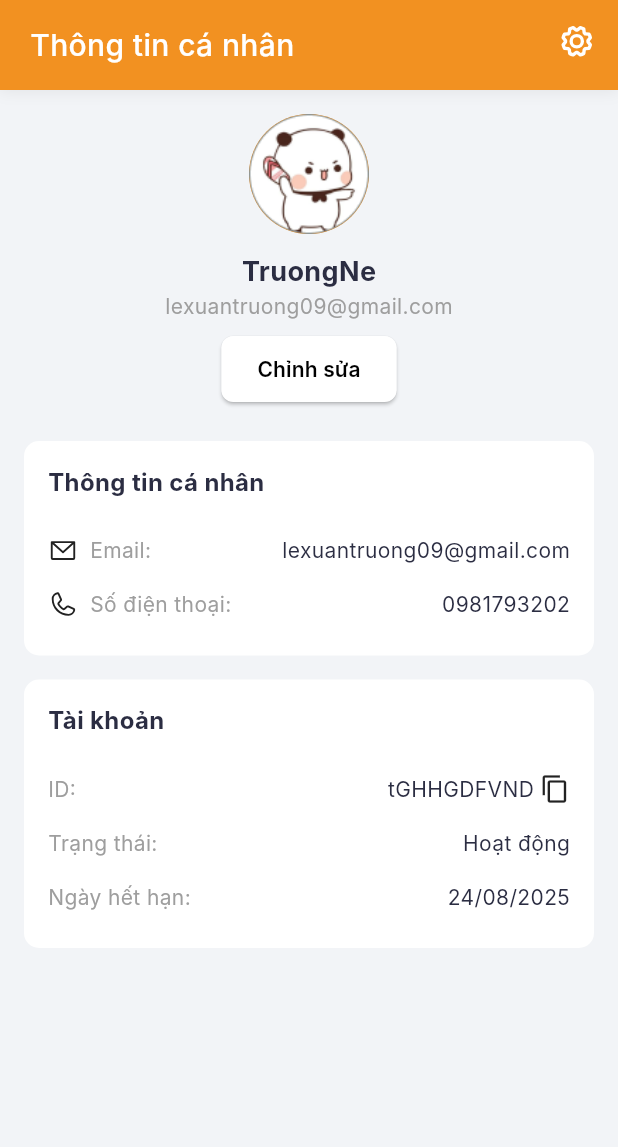
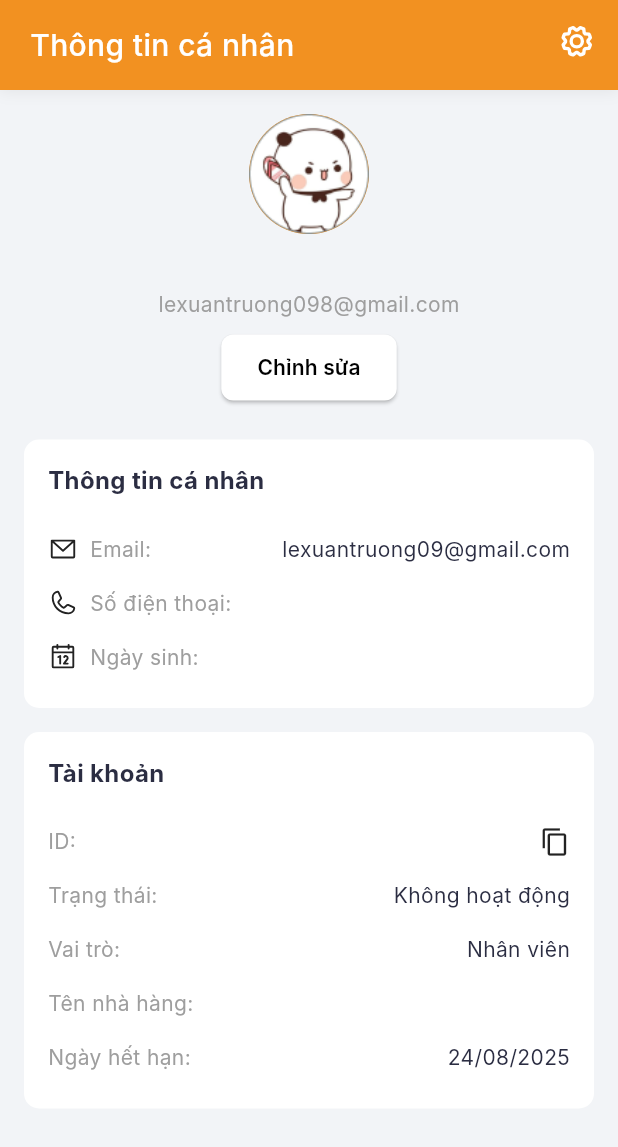
Before and after one commit to xuantruongg03/restaurant_manager_mobile, a Flutter app: the ProfileScreen screen opened directly, on a phone screen of 412 x 824 dp. Shown: the top 1147 px of the screen. Run offline on Flutter 3.47's test engine with Material 3 defaults, Android fonts, the phone set to English and light mode, and no system bars; our stand-ins replace flutter_dotenv, get, image_picker, marquee, phosphor_flutter, qr_flutter and 2 more; missing offline and left inert: encrypt, pushy_flutter; accounts and stored records are empty; Roboto replaces fonts that are missing (Inter).

Commit message:
Profile screen integrate api

```diff
--- /dev/null
+++ b/lib/presentation/controllers/profile/profile_controller.dart
@@ -0,0 +1,33 @@
+import 'package:get/get.dart';
+import 'package:restaurant_manager_mobile/data/services/storage_service.dart';
+import 'package:restaurant_manager_mobile/utils/constant.dart';
+
+class ProfileController extends GetxController {
+
+  final name = ''.obs;
+  final phone = ''.obs;
+  final birthDay = ''.obs;
+  final avt = ''.obs;
+  final status = ''.obs;
+  final role = ''.obs;
+  final userId = ''.obs;
+  final restaurantName = ''.obs;
+
+  Future<void> getProfile() async {
+    final storageService = await StorageService.getInstance();
+    name.value = storageService.getString(StorageKeys.name) ?? '';
+    phone.value = storageService.getString(StorageKeys.phone) ?? '';
+    birthDay.value = storageService.getString(StorageKeys.birthDay) ?? '';
+    avt.value = storageService.getString(StorageKeys.avt) ?? '';
+    status.value = storageService.getString(StorageKeys.statusUser) ?? '';
+    role.value = storageService.getString(StorageKeys.role) ?? '';
+    userId.value = storageService.getString(StorageKeys.userId) ?? '';
+    restaurantName.value = storageService.getString(StorageKeys.restaurantName) ?? '';
+  }
+
+  @override
+  void onInit() {
+    super.onInit();
+    getProfile();
+  }
+}
--- a/lib/presentation/screens/profile/profile_screen.dart
+++ b/lib/presentation/screens/profile/profile_screen.dart
@@ -1,18 +1,16 @@
 import 'package:flutter/material.dart';
+import 'package:get/get.dart';
 import 'package:phosphor_flutter/phosphor_flutter.dart';
 import 'package:restaurant_manager_mobile/core/theme/color_schemes.dart';
 import 'package:restaurant_manager_mobile/presentation/widgets/header.dart';
+import 'package:restaurant_manager_mobile/presentation/controllers/profile/profile_controller.dart';
 
-class ProfileScreen extends StatefulWidget {
+class ProfileScreen extends GetView<ProfileController> {
   const ProfileScreen({super.key});
 
   @override
-  State<ProfileScreen> createState() => _ProfileScreenState();
-}
-
-class _ProfileScreenState extends State<ProfileScreen> {
-  @override
   Widget build(BuildContext context) {
+    Get.put(ProfileController());
     return Scaffold(
       backgroundColor: AppColors.background,
       body: SafeArea(
@@ -30,18 +28,18 @@ class _ProfileScreenState extends State<ProfileScreen> {
                   child: Column(
                     children: [
                       // Avatar and name section
-                      const CircleAvatar(
+                      CircleAvatar(
                         radius: 40,
                         backgroundImage:
-                            AssetImage('assets/images/avatar_demo.png'),
+                            AssetImage(controller.avt.value == '' ? 'assets/images/avatar_demo.png' : controller.avt.value),
                       ),
                       const SizedBox(height: 12),
-                      const Text(
-                        'TruongNe',
-                        style: TextStyle(fontSize: 18, fontWeight: FontWeight.bold),
+                      Text(
+                        controller.name.value,
+                        style: const TextStyle(fontSize: 18, fontWeight: FontWeight.bold),
                       ),
                       const Text(
-                        'lexuantruong09@gmail.com',
+                        'lexuantruong098@gmail.com',
                         style: TextStyle(fontSize: 14, color: Colors.grey),
                       ),
                       const SizedBox(height: 8),
@@ -75,7 +73,8 @@ class _ProfileScreenState extends State<ProfileScreen> {
                             ),
                             const SizedBox(height: 16),
                             _buildInfoItem('Email:', 'lexuantruong09@gmail.com', PhosphorIconsRegular.envelopeSimple),
-                            _buildInfoItem('Số điện thoại:', '0981793202', PhosphorIconsRegular.phone),
+                            _buildInfoItem('Số điện thoại:', controller.phone.value, PhosphorIconsRegular.phone),
+                            _buildInfoItem('Ngày sinh:', controller.birthDay.value, PhosphorIconsRegular.calendar),
                           ],
                         ),
                       ),
@@ -97,8 +96,10 @@ class _ProfileScreenState extends State<ProfileScreen> {
                               ),
                             ),
                             const SizedBox(height: 16),
-                            _buildInfoItem('ID:', 'tGHHGDFVND', null, showCopy: true),
-                            _buildInfoItem('Trạng thái:', 'Hoạt động', null),
+                            _buildInfoItem('ID:', controller.userId.value, null, showCopy: true),
+                            _buildInfoItem('Trạng thái:', controller.status.value == 'active' ? 'Hoạt động' : 'Không hoạt động', null),
+                            _buildInfoItem('Vai trò:', controller.role.value == 'admin' ? 'Chủ nhà hàng' : 'Nhân viên', null),
+                            _buildInfoItem('Tên nhà hàng:', controller.restaurantName.value, null),
                             _buildInfoItem('Ngày hết hạn:', '24/08/2025', null)
                           ],
                         ),
--- a/lib/utils/constant.dart
+++ b/lib/utils/constant.dart
@@ -20,4 +20,7 @@ class StorageKeys {
   static const String restaurantId = 'restaurantId';
   static const String restaurantName = 'restaurantName';
   static const String deviceToken = 'deviceToken';
+  static const String phone = 'phone';
+  static const String birthDay = 'birthDay';
+  static const String avt = 'avt';
 }
```
Also changed, not shown: lib/presentation/controllers/auth/login_controller.dart (+6 -1 lines).
